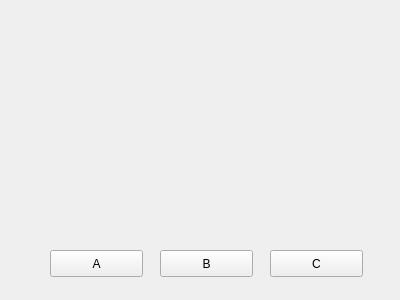
Old version of the form TrafficMulti/Resources/UI/TrafficMultiTrainingTab.ui in the repository nidhimurlidhar/Trafic.
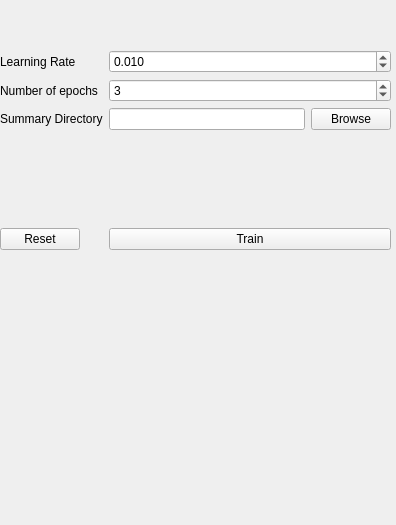
New version of the form.

```diff
--- a/TrafficMulti/Resources/UI/TrafficMultiTrainingTab.ui
+++ b/TrafficMulti/Resources/UI/TrafficMultiTrainingTab.ui
@@ -6,51 +6,131 @@
    <rect>
     <x>0</x>
     <y>0</y>
-    <width>400</width>
-    <height>300</height>
+    <width>396</width>
+    <height>525</height>
    </rect>
   </property>
   <property name="windowTitle">
    <string>Form</string>
   </property>
-  <widget class="QPushButton" name="pushButton">
+  <widget class="QWidget" name="formLayoutWidget">
    <property name="geometry">
     <rect>
-     <x>50</x>
-     <y>250</y>
-     <width>93</width>
-     <height>27</height>
+     <x>0</x>
+     <y>50</y>
+     <width>391</width>
+     <height>291</height>
     </rect>
    </property>
-   <property name="text">
-    <string>A</string>
-   </property>
-  </widget>
-  <widget class="QPushButton" name="pushButton_2">
-   <property name="geometry">
-    <rect>
-     <x>160</x>
-     <y>250</y>
-     <width>93</width>
-     <height>27</height>
-    </rect>
-   </property>
-   <property name="text">
-    <string>B</string>
-   </property>
-  </widget>
-  <widget class="QPushButton" name="pushButton_3">
-   <property name="geometry">
-    <rect>
-     <x>270</x>
-     <y>250</y>
-     <width>93</width>
-     <height>27</height>
-    </rect>
-   </property>
-   <property name="text">
-    <string>C</string>
-   </property>
+   <layout class="QFormLayout" name="formLayout">
+    <property name="fieldGrowthPolicy">
+     <enum>QFormLayout::AllNonFixedFieldsGrow</enum>
+    </property>
+    <item row="0" column="0">
+     <widget class="QLabel" name="label">
+      <property name="text">
+       <string>Learning Rate</string>
+      </property>
+      <property name="alignment">
+       <set>Qt::AlignLeading|Qt::AlignLeft|Qt::AlignVCenter</set>
+      </property>
+     </widget>
+    </item>
+    <item row="0" column="1">
+     <widget class="QDoubleSpinBox" name="lr_SpinBox">
+      <property name="decimals">
+       <number>3</number>
+      </property>
+      <property name="maximum">
+       <double>1.000000000000000</double>
+      </property>
+      <property name="singleStep">
+       <double>0.001000000000000</double>
+      </property>
+      <property name="value">
+       <double>0.010000000000000</double>
+      </property>
+     </widget>
+    </item>
+    <item row="1" column="0">
+     <widget class="QLabel" name="label_2">
+      <property name="text">
+       <string>Number of epochs</string>
+      </property>
+     </widget>
+    </item>
+    <item row="1" column="1">
+     <widget class="QSpinBox" name="epochs_Spinbox">
+      <property name="maximum">
+       <number>99</number>
+      </property>
+      <property name="value">
+       <number>3</number>
+      </property>
+     </widget>
+    </item>
+    <item row="2" column="0">
+     <widget class="QLabel" name="label_3">
+      <property name="text">
+       <string>Summary Directory</string>
+      </property>
+     </widget>
+    </item>
+    <item row="2" column="1">
+     <layout class="QHBoxLayout" name="horizontalLayout">
+      <item>
+       <widget class="QLineEdit" name="lineEdit"/>
+      </item>
+      <item>
+       <widget class="QPushButton" name="pushButton">
+        <property name="text">
+         <string>Browse</string>
+        </property>
+       </widget>
+      </item>
+     </layout>
+    </item>
+    <item row="3" column="0">
+     <spacer name="verticalSpacer">
+      <property name="orientation">
+       <enum>Qt::Vertical</enum>
+      </property>
+      <property name="sizeHint" stdset="0">
+       <size>
+        <width>20</width>
+        <height>40</height>
+       </size>
+      </property>
+     </spacer>
+    </item>
+    <item row="4" column="0">
+     <widget class="QPushButton" name="pushButton_3">
+      <property name="text">
+       <string>Reset</string>
+      </property>
+     </widget>
+    </item>
+    <item row="4" column="1">
+     <widget class="QPushButton" name="pushButton_2">
+      <property name="text">
+       <string>Train</string>
+      </property>
+     </widget>
+    </item>
+    <item row="5" column="0">
+     <spacer name="verticalSpacer_2">
+      <property name="orientation">
+       <enum>Qt::Vertical</enum>
+      </property>
+      <property name="sizeHint" stdset="0">
+       <size>
+        <width>20</width>
+        <height>40</height>
+       </size>
+      </property>
+     </spacer>
+    </item>
+   </layout>
   </widget>
  </widget>
  <resources/>
```
